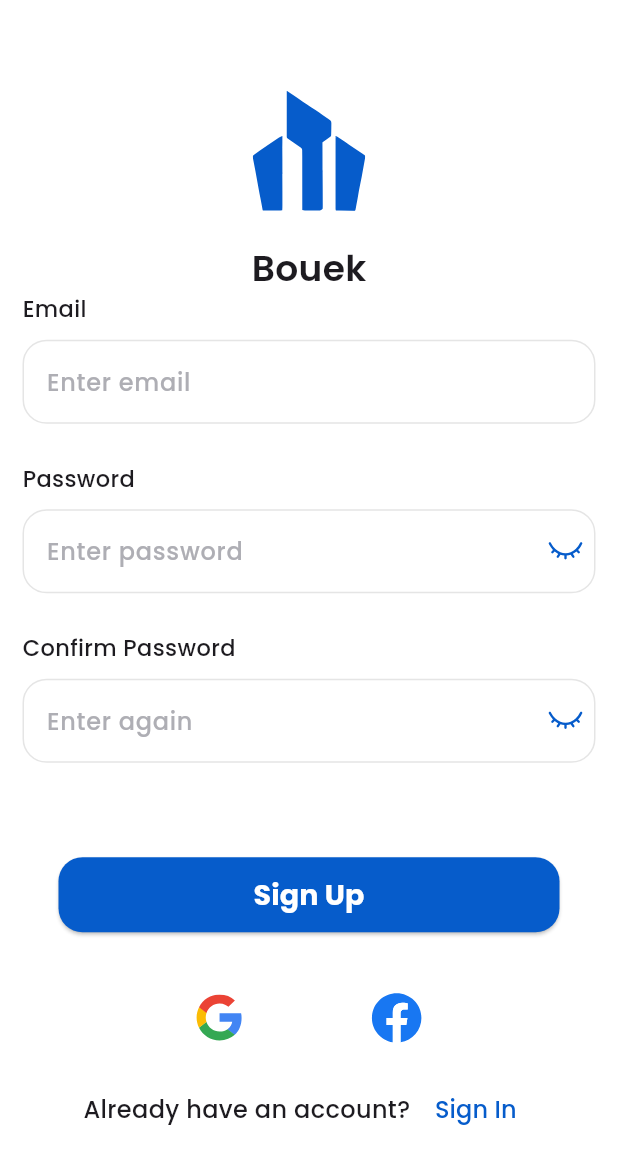
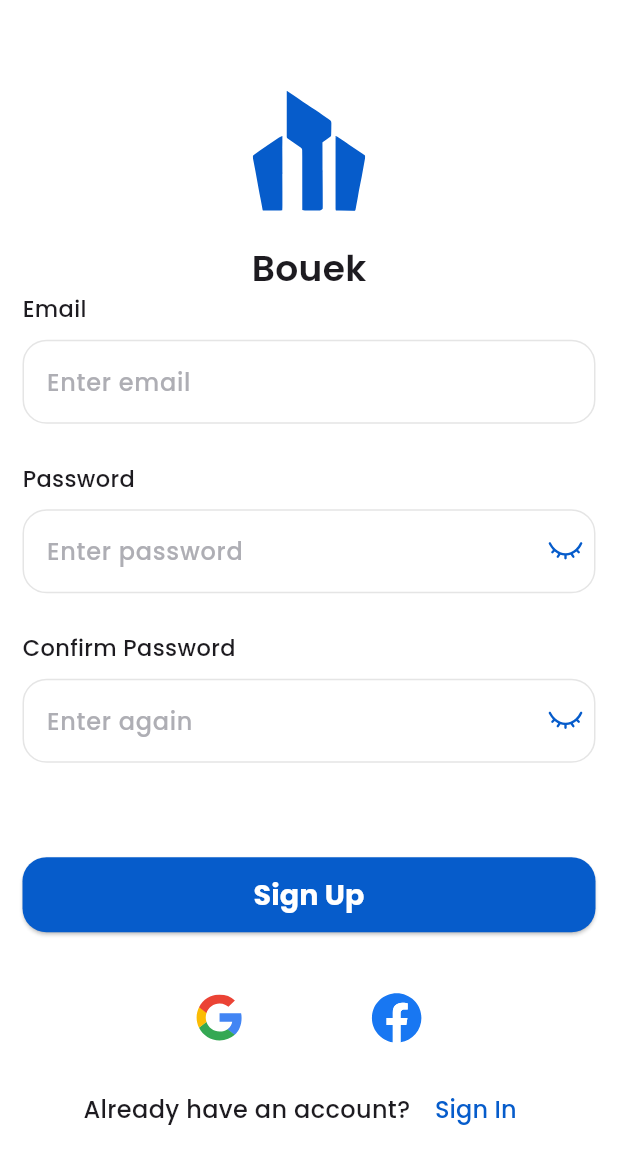
Before and after one commit to mohamedalsamrai/bouek, a Flutter app: the screen it shows after launch, on a phone screen of 412 x 824 dp. Shown: the top 1164 px of the screen. Run offline on Flutter 3.47's test engine with Material 3 defaults, Android fonts, the phone set to English and light mode, and no system bars; our stand-ins replace firebase_core, flutter_svg; accounts and stored records are empty.

Commit message:
custom button widget created

```diff
--- a/lib/app/presentation/screens/sign_up_screen.dart
+++ b/lib/app/presentation/screens/sign_up_screen.dart
@@ -1,4 +1,5 @@
 import 'package:bouek/app/presentation/constants/colors.dart';
+import 'package:bouek/app/presentation/widgets/custom_blue_button.dart';
 import 'package:bouek/app/presentation/widgets/custom_textfield_widget.dart';
 import 'package:flutter/material.dart';
 import 'package:flutter_svg/svg.dart';
@@ -28,14 +29,7 @@ class SignUpScreen extends StatelessWidget {
                   const SizedBox(height: 26),
                   const CustomTextFieldWidget(title: 'Confirm Password', subtitle: 'Enter again', isPassword: true),
                   const SizedBox(height: 63),
-                  Padding(
-                    padding: const EdgeInsets.symmetric(horizontal: 24.0),
-                    child: ElevatedButton(
-                      onPressed: () {},
-                      style: ElevatedButton.styleFrom(backgroundColor: const Color(0xff065CCB), minimumSize: const Size(double.infinity, 50), shape: RoundedRectangleBorder(borderRadius: BorderRadius.circular(16))),
-                      child: const Text('Sign Up', style: TextStyle(fontSize: 19, fontFamily: 'Poppins', fontWeight: FontWeight.bold, color: Colors.white)),
-                    ),
-                  ),
+                  CustomBlueButton(title: 'Sign Up', onPressed: () {}),
                   const SizedBox(height: 40),
                   Padding(
                     padding: const EdgeInsets.symmetric(horizontal: 30.0),
--- /dev/null
+++ b/lib/app/presentation/widgets/custom_blue_button.dart
@@ -0,0 +1,28 @@
+import 'package:flutter/material.dart';
+
+class CustomBlueButton extends StatelessWidget {
+  const CustomBlueButton({
+    super.key,
+    required this.title,
+    this.onPressed,
+  });
+
+  final String title;
+  final void Function()? onPressed;
+
+  @override
+  Widget build(BuildContext context) {
+    return ElevatedButton(
+      onPressed: onPressed,
+      style: ElevatedButton.styleFrom(
+        backgroundColor: const Color(0xff065CCB),
+        minimumSize: Size(
+          MediaQuery.of(context).size.width - 30.0,
+          50,
+        ),
+        shape: RoundedRectangleBorder(borderRadius: BorderRadius.circular(16)),
+      ),
+      child: Text(title, style: const TextStyle(fontSize: 19, fontFamily: 'Poppins', fontWeight: FontWeight.bold, color: Colors.white)),
+    );
+  }
+}
```
